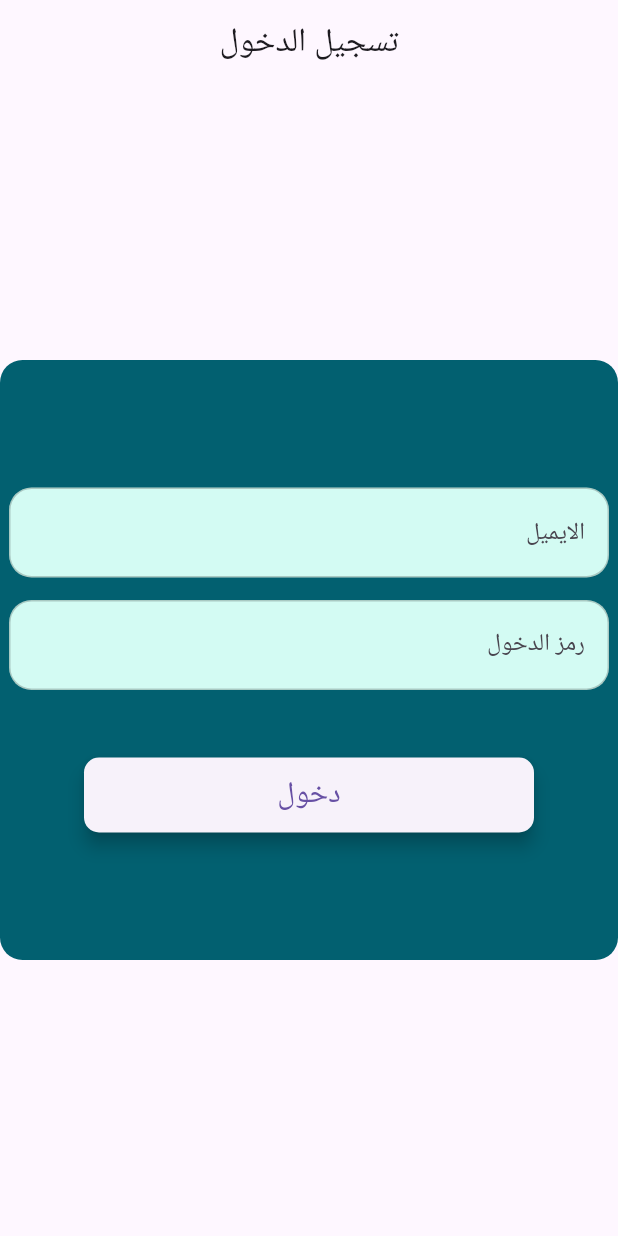
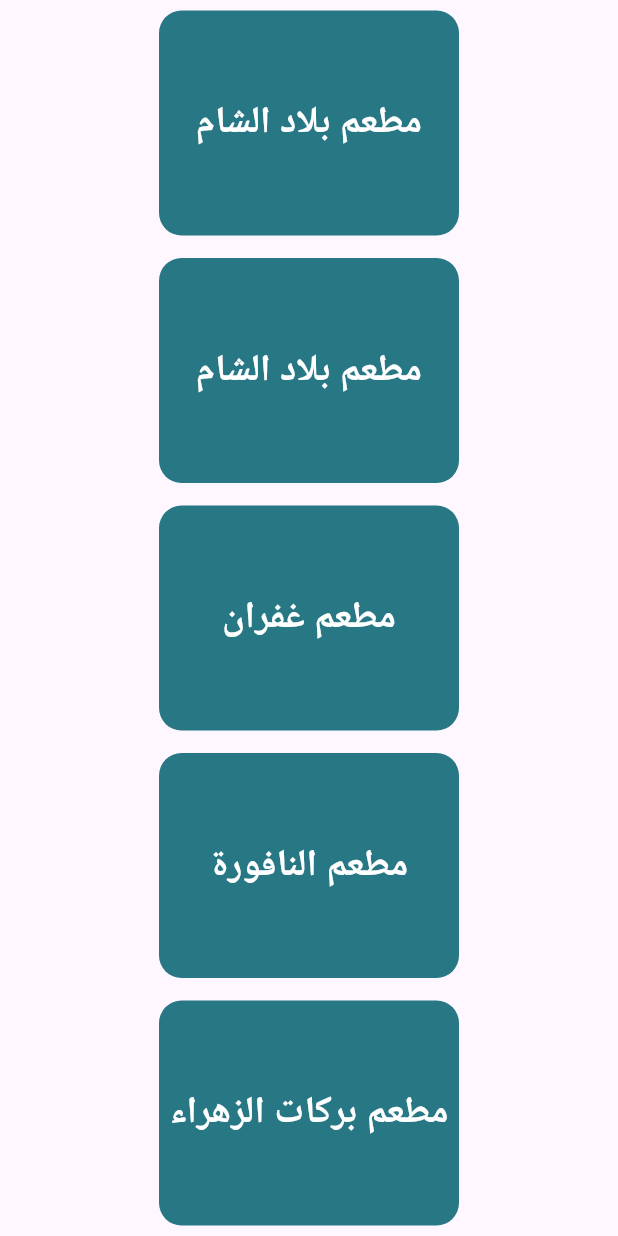
Before and after one commit to Taherabbas12/manager_food_delivery, a Flutter app: the screen it shows after launch, on a phone screen of 412 x 824 dp. Run offline on Flutter 3.47's test engine with Material 3 defaults, Android fonts, the phone set to English and light mode, and no system bars; our stand-ins replace carousel_slider, dio, get, image_picker.

Commit message:
first commit

```diff
--- a/lib/main.dart
+++ b/lib/main.dart
@@ -7,6 +7,7 @@ import 'view/dashbord.dart';
 import 'view/delivery.dart';
 import 'view/requests.dart';
 import 'view/sign_in.dart';
+import 'view/start_app.dart';
 
 void main() {
   runApp(const MyApp());
@@ -22,7 +23,8 @@ class MyApp extends StatelessWidget {
         debugShowCheckedModeBanner: false,
         textDirection: TextDirection.rtl,
         routes: {
-          '/': (p0) => SignIn(),
+          '/': (p0) =>   StartApp(),
+          'SignIn': (p0) => SignIn(),
           'Dashbord': (p0) => Dashbord(),
           // '/': (p0) => Dashbord(),
           'AddFood': (p0) => AddFood(),
--- a/lib/urls.dart
+++ b/lib/urls.dart
@@ -1,7 +1,7 @@
 // ignore_for_file: constant_identifier_names
 
 class URLS {
-  static const URL = 'http://127.0.0.1/api_food_delivery/';
+  static const URL = 'http://10.0.0.4/api_food_delivery/';
   static const signIn = '${URL}auth_admin/login.php';
   // category___
   static const categoryView = '${URL}category/view.php';
--- a/lib/view/add_food.dart
+++ b/lib/view/add_food.dart
@@ -318,7 +318,11 @@ class _AddFoodState extends State<AddFood> {
               builder: (context, snapshot) {
                 if (snapshot.hasData) {
                   final data = jsonDecode(snapshot.data.toString());
-                  List values = data['data'];
+                  List values = [];
+                  if (data['status'] == 'success') {
+                    values = data['data'];
+                  }
+
                   return ListView.builder(
                     itemBuilder: (context, index) => Padding(
                       padding: const EdgeInsets.symmetric(vertical: 2.0),
--- /dev/null
+++ b/lib/view/start_app.dart
@@ -0,0 +1,59 @@
+import 'package:flutter/material.dart';
+import 'package:get/get.dart';
+import 'package:manager_food_delivery/colors_app.dart';
+
+import 'dashbord.dart';
+
+class StartApp extends StatelessWidget {
+  StartApp({super.key});
+
+  List<ViewDashbord> views = [
+    ViewDashbord('مطعم بلاد الشام', ''),
+    ViewDashbord('مطعم بلاد الشام', ''),
+    ViewDashbord('مطعم غفران', 'SignIn'),
+    ViewDashbord('مطعم النافورة', ''),
+    ViewDashbord('مطعم بركات الزهراء', ''),
+  ];
+  @override
+  Widget build(BuildContext context) {
+    return Scaffold(
+      body: Center(
+        child: Wrap(
+          runSpacing: 15,
+          spacing: 15,
+          children: [
+            for (ViewDashbord i in views)
+              InkWell(
+                borderRadius: BorderRadius.circular(15),
+                hoverColor: Colors.black,
+                onTap: () {
+                  if (i.value.isNotEmpty) {
+                    Get.toNamed(i.value);
+                  } else {
+                    ScaffoldMessenger.of(context).showSnackBar(const SnackBar(
+                        content: Text('سيتم أضافة المطعم قريبا')));
+                  }
+                },
+                child: Container(
+                  alignment: Alignment.center,
+                  width: 200,
+                  height: 150,
+                  decoration: BoxDecoration(
+                      color: myColor.withOpacity(0.85),
+                      borderRadius: BorderRadius.circular(15)),
+                  child: Text(
+                    i.name,
+                    textAlign: TextAlign.center,
+                    style: TextStyle(
+                        fontSize: 25,
+                        fontWeight: FontWeight.bold,
+                        color: Colors.white.withOpacity(1)),
+                  ),
+                ),
+              ),
+          ],
+        ),
+      ),
+    );
+  }
+}
```
